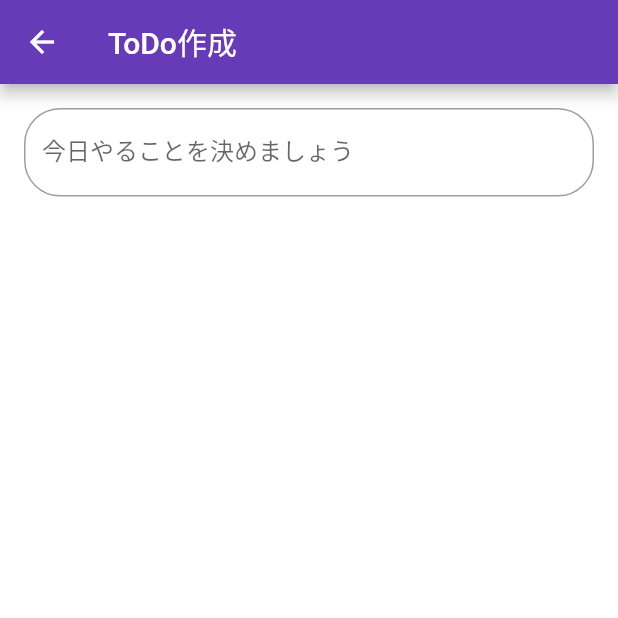
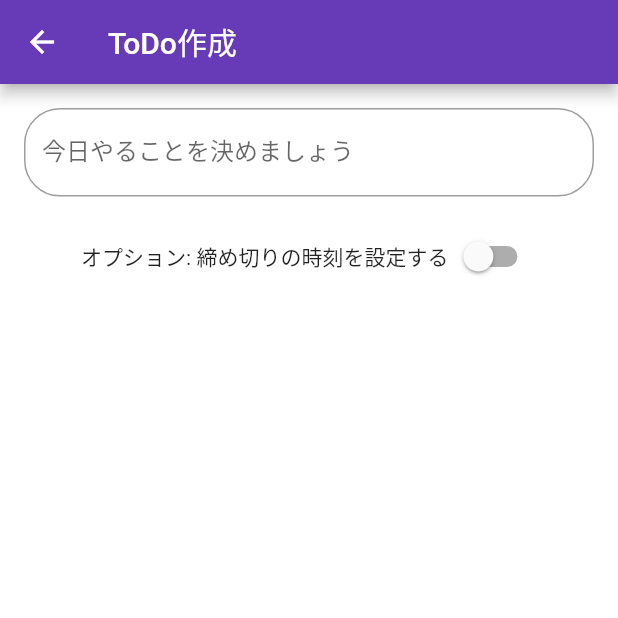
Before and after one commit to fummicc1/ToDoApp_Flutter, a Flutter app: the screen it shows after launch, after a tap on the "add circle" icon, on a phone screen of 412 x 824 dp, the top half of it. Run offline on Flutter 3.47's test engine with Material 2 defaults, Android fonts, the phone set to English and light mode, and no system bars; our stand-ins replace cloud_firestore, firebase_auth, rxdart; accounts and stored records are empty.

Commit message:
show time-picker

```diff
--- a/lib/bloc/create_todo.dart
+++ b/lib/bloc/create_todo.dart
@@ -2,6 +2,8 @@ import 'dart:async';
 
 import 'package:cloud_firestore/cloud_firestore.dart';
 import 'package:firebase_auth/firebase_auth.dart';
+import 'package:flutter/material.dart';
+import 'package:rxdart/rxdart.dart';
 import 'package:today_do/model/user.dart';
 
 import '../model/todo.dart';
@@ -15,13 +17,18 @@ enum UploadStatus {
 
 class CreateToDoBLoC with BaseBLoC<UploadStatus, String> {
 
-  static const double sliderUnitConstant = 0.25;
+  BehaviorSubject<bool> _isSwitchOnController = BehaviorSubject();
+  Stream<bool> get isSwitchOnStream => _isSwitchOnController.stream;
+  Sink<bool> get isSwitchOnSink => _isSwitchOnController.sink;
+
+  BehaviorSubject<TimeOfDay> _deadlineSubject = BehaviorSubject();
+  Sink<TimeOfDay> get deadlineSink => _deadlineSubject.sink;
+  Stream<TimeOfDay> get deadlineStream => _deadlineSubject.stream;
 
   String _textBuffer;
   DocumentReference _userRef;
 
   CreateToDoBLoC() {
-
 
     actionController.stream.listen((text) {
       baseController.add(UploadStatus.Uploading);
@@ -44,7 +51,11 @@ class CreateToDoBLoC with BaseBLoC<UploadStatus, String> {
         Firestore.instance.collection(UserModel.collectionName).document(uid));
   }
 
-  ToDoModel _createToDo(String text, DocumentReference sender) {
+  ToDoModel _createToDo(String text, DocumentReference sender, {TimeOfDay selectedTime}) {
+
+    DateTime deadline;
+
+    if (selectedTime == null) {
       DateTime currentDate = DateTime.now();
 
       int year = currentDate.year;
@@ -78,8 +89,16 @@ class CreateToDoBLoC with BaseBLoC<UploadStatus, String> {
       } else {
         day++;
       }
-    DateTime tomorrow = DateTime(year, month, day);
-    return ToDoModel(text, tomorrow, sender: sender);
+      deadline = DateTime(year, month, day);
+    } else {
+
+      assert(false);
+
+    }
+
+
+
+    return ToDoModel(text, deadline, sender: sender);
   }
 
   bool isLeapYear(int year) {
--- a/lib/ui/component/create_todo_component.dart
+++ b/lib/ui/component/create_todo_component.dart
@@ -37,6 +37,7 @@ class _CreateToDoComponentState extends State<CreateToDoComponent> {
           switch (snapShot.data) {
             case UploadStatus.Idle:
               return Column(
+                crossAxisAlignment: CrossAxisAlignment.center,
                 children: <Widget>[
                   Container(
                     margin: EdgeInsets.all(16),
@@ -73,6 +74,36 @@ class _CreateToDoComponentState extends State<CreateToDoComponent> {
                       },
                     ),
                   ),
+                  Center(
+                    child: StreamBuilder<bool>(
+                        stream: bloc.isSwitchOnStream,
+                        initialData: false,
+                        builder: (context, switchSnapshot) {
+                          if (switchSnapshot.data)
+                            _showTimePicker(context, bloc);
+
+                          return Row(
+                            mainAxisAlignment: MainAxisAlignment.center,
+                            children: <Widget>[
+                              StreamBuilder<TimeOfDay>(
+                                  stream: bloc.deadlineStream,
+                                  builder: (context, timeSnapShot) {
+                                    if (!timeSnapShot.hasData ||
+                                        !switchSnapshot.data)
+                                      return Text("オプション: 締め切りの時刻を設定する");
+
+                                    return Text(timeSnapShot.data.toString());
+                                  }),
+                              Switch(
+                                value: switchSnapshot.data,
+                                onChanged: (value) {
+                                  bloc.isSwitchOnSink.add(value);
+                                },
+                              ),
+                            ],
+                          );
+                        }),
+                  ),
                 ],
               );
             case UploadStatus.Uploading:
@@ -91,12 +122,29 @@ class _CreateToDoComponentState extends State<CreateToDoComponent> {
                   ..hideCurrentSnackBar()
                   ..showSnackBar(snackBar);
               });
-              return Container();
+              return Center(
+                child: IconButton(
+                  icon: Icon(Icons.done),
+                  iconSize: 64,
+                  onPressed: () {
+                    Navigator.of(context).pop();
+                  },
+                ),
+              );
           }
         }
-
         return Container();
       },
     );
   }
+
+  void _showTimePicker(BuildContext context, CreateToDoBLoC bloc) async {
+    WidgetsBinding.instance.addPostFrameCallback((_) {
+      showTimePicker(
+          context: context,
+          initialTime: TimeOfDay.now(),).then((time) {
+        bloc.deadlineSink.add(time);
+      });
+    });
+  }
 }
```
Also changed, not shown: lib/bloc/todo_tile_bloc.dart (+7 -1 lines). Lines whose indentation alone changed are shown as unchanged.
